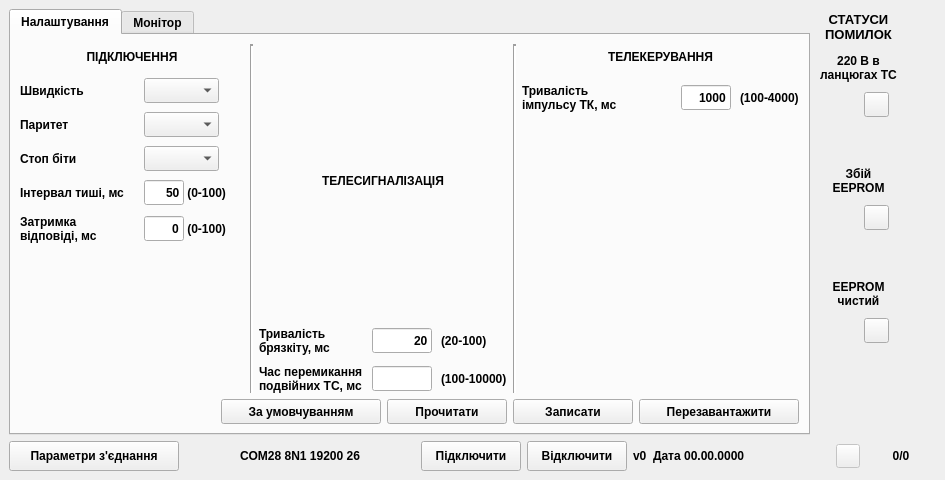
Qt form mdio.ui (Goodjamp/Mdio) before a commit.
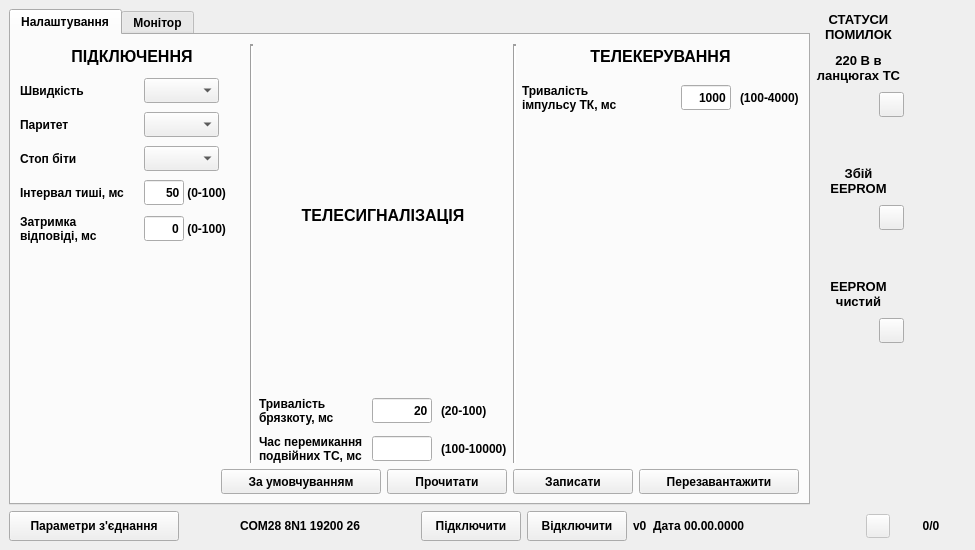
The same form after that commit.

```diff
--- a/mdio.ui
+++ b/mdio.ui
@@ -6,8 +6,8 @@
    <rect>
     <x>0</x>
     <y>0</y>
-    <width>945</width>
-    <height>480</height>
+    <width>975</width>
+    <height>550</height>
    </rect>
   </property>
   <property name="sizePolicy">
@@ -18,14 +18,14 @@
   </property>
   <property name="minimumSize">
    <size>
-    <width>900</width>
-    <height>480</height>
+    <width>975</width>
+    <height>550</height>
    </size>
   </property>
   <property name="maximumSize">
    <size>
-    <width>945</width>
-    <height>480</height>
+    <width>975</width>
+    <height>550</height>
    </size>
   </property>
   <property name="windowTitle">
@@ -75,7 +75,7 @@
                 </property>
                 <property name="font">
                  <font>
-                  <pointsize>9</pointsize>
+                  <pointsize>12</pointsize>
                   <weight>75</weight>
                   <bold>true</bold>
                  </font>
@@ -529,7 +529,7 @@
                 </property>
                 <property name="font">
                  <font>
-                  <pointsize>9</pointsize>
+                  <pointsize>12</pointsize>
                   <weight>75</weight>
                   <bold>true</bold>
                  </font>
@@ -567,7 +567,7 @@
                   </property>
                   <property name="text">
                    <string>Тривалість
-брязкіту, мс</string>
+брязкоту, мс</string>
                   </property>
                  </widget>
                 </item>
@@ -725,7 +725,7 @@
                 </property>
                 <property name="font">
                  <font>
-                  <pointsize>9</pointsize>
+                  <pointsize>12</pointsize>
                   <weight>75</weight>
                   <bold>true</bold>
                  </font>
@@ -1173,7 +1173,7 @@
             </property>
             <property name="font">
              <font>
-              <pointsize>9</pointsize>
+              <pointsize>10</pointsize>
               <weight>75</weight>
               <bold>true</bold>
              </font>
@@ -1313,7 +1313,7 @@
             </property>
             <property name="font">
              <font>
-              <pointsize>9</pointsize>
+              <pointsize>10</pointsize>
               <weight>75</weight>
               <bold>true</bold>
              </font>
@@ -1411,7 +1411,7 @@
             </property>
             <property name="font">
              <font>
-              <pointsize>9</pointsize>
+              <pointsize>10</pointsize>
               <weight>75</weight>
               <bold>true</bold>
              </font>
```
Left out of the diff: 4 changed lines with no effect on the pictures.
